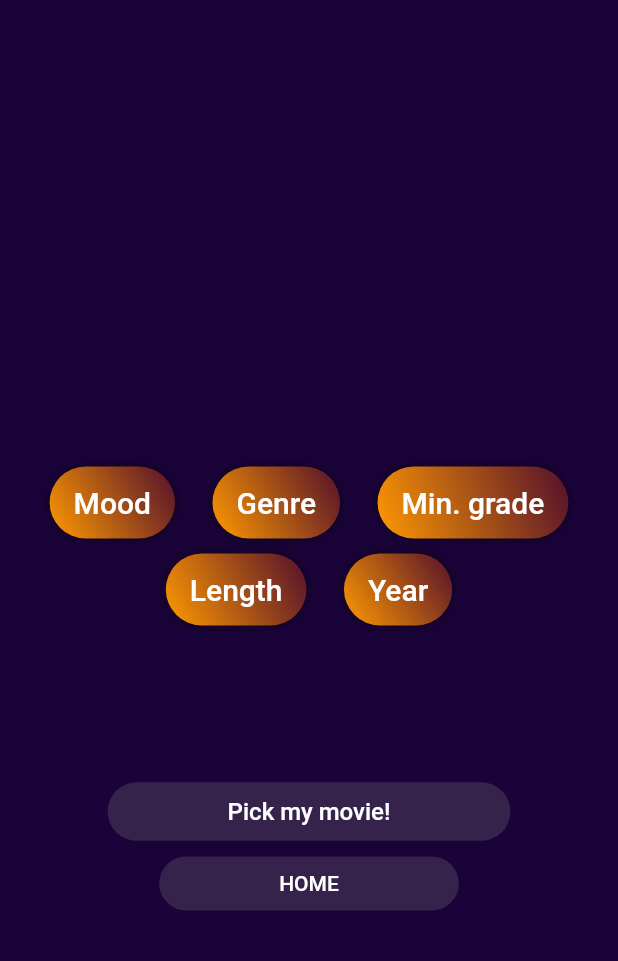
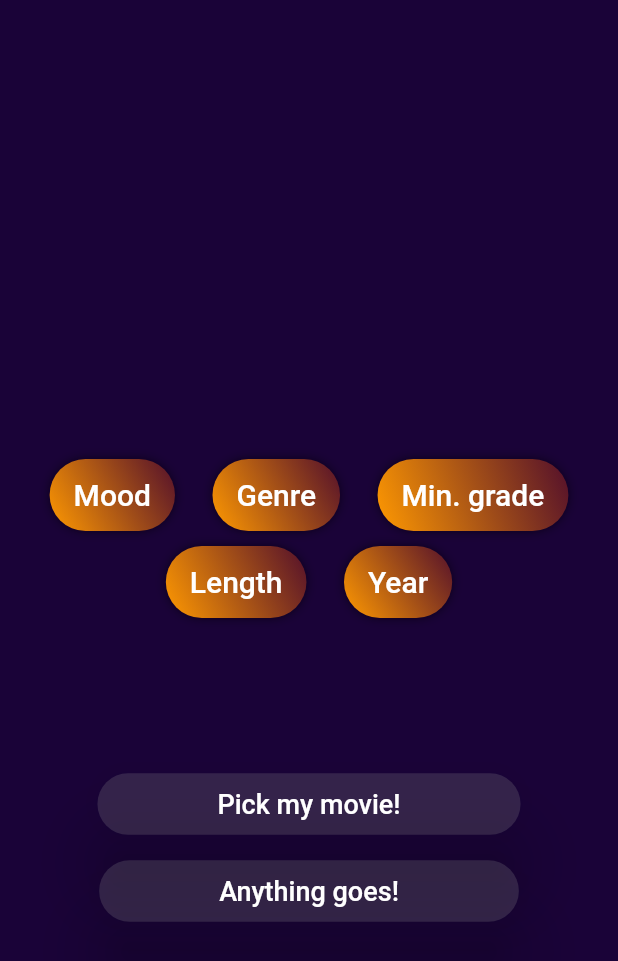
Before and after one commit to DanielaRednic/Moodie, a Flutter app: the HomePage screen opened directly, on a phone screen of 412 x 824 dp. Shown: the top 961 px of the screen. Run offline on Flutter 3.47's test engine with Material 2 defaults, Android fonts, the phone set to English and light mode, and no system bars; our stand-ins replace flutter_svg, youtube_player_flutter.

Commit message:
MO - visual changes

```diff
--- a/lib/Screens/MoviePicker/components/buttons.dart
+++ b/lib/Screens/MoviePicker/components/buttons.dart
@@ -282,7 +282,7 @@ class _HomePageState extends State<HomePage> {
                 Color.fromARGB(255 ,255, 153, 1),
               ],
             ),
-            borderRadius: BorderRadius.circular(100),
+            borderRadius: BorderRadius.circular(25),
             boxShadow: <BoxShadow>[
               BoxShadow(
                 color: Color.fromRGBO(0, 0, 0, 0.57),
@@ -294,6 +294,7 @@ class _HomePageState extends State<HomePage> {
                 primary: Colors.transparent,
                 onSurface: Colors.transparent,
                 shadowColor: Colors.transparent,
+                elevation: 20
             ),
               onPressed: _showMultiSelectMood,
               child: const Text('Mood',style: TextStyle(fontSize: 20.0)),
@@ -322,6 +323,7 @@ class _HomePageState extends State<HomePage> {
                 primary: Colors.transparent,
                 onSurface: Colors.transparent,
                 shadowColor: Colors.transparent,
+                elevation: 20
             ),
               onPressed: _showMultiSelectGenre,
               child: const Text('Genre',style: TextStyle(fontSize: 20.0)),
@@ -350,6 +352,7 @@ class _HomePageState extends State<HomePage> {
                 primary: Colors.transparent,
                 onSurface: Colors.transparent,
                 shadowColor: Colors.transparent,
+                elevation: 20
             ),
               onPressed: _showMultiSelectGrade,
               child: const Text('Min. grade',style: TextStyle(fontSize: 20.0)),
@@ -386,6 +389,7 @@ class _HomePageState extends State<HomePage> {
                 primary: Colors.transparent,
                 onSurface: Colors.transparent,
                 shadowColor: Colors.transparent,
+                elevation: 20
             ),
               onPressed: _showMultiSelectLength,
               child: const Text('Length',style: TextStyle(fontSize: 20.0)),
@@ -414,6 +418,7 @@ class _HomePageState extends State<HomePage> {
                 primary: Colors.transparent,
                 onSurface: Colors.transparent,
                 shadowColor: Colors.transparent,
+                elevation: 20
             ),
               onPressed: _showMultiSelectYear,
               child: const Text('Year',style: TextStyle(fontSize: 20.0)),
@@ -436,30 +441,34 @@ class _HomePageState extends State<HomePage> {
             }
           },
           style: ElevatedButton.styleFrom(
-              primary: Color.fromARGB(60, 141, 141, 141), elevation: 0, padding: const EdgeInsets.fromLTRB(80, 10, 80, 10),
+              primary: Color.fromARGB(60, 141, 141, 141), elevation: 20, padding: const EdgeInsets.fromLTRB(80, 10, 80, 10),
               shape: RoundedRectangleBorder(borderRadius: BorderRadius.circular(29.0))),
           child: Text(
             "Pick my movie!",
-            style: TextStyle(color: Colors.white, fontSize: 16.0),
+            style: TextStyle(color: Colors.white, fontSize: 18.0),
           ),
         ),
+        SizedBox(height: 10),
         ElevatedButton(
-          onPressed: () {
+          onPressed: () async{
+            final jsonResponse= await fetchRequest();
+            if(jsonResponse.isNotEmpty){
             Navigator.push(
               context,
               MaterialPageRoute(
                 builder: (context) {
-                  return WelcomeScreen();
+                  return MovieDetails(info: jsonResponse);
                 },
               ),
             );
+            }
           },
           style: ElevatedButton.styleFrom(
-              primary: Color.fromARGB(60, 141, 141, 141), elevation: 0, padding: const EdgeInsets.fromLTRB(80, 10, 80, 10),
+              primary: Color.fromARGB(60, 141, 141, 141), elevation: 20, padding: const EdgeInsets.fromLTRB(80, 10, 80, 10),
               shape: RoundedRectangleBorder(borderRadius: BorderRadius.circular(29.0))),
           child: Text(
-            "Home".toUpperCase(),
-            style: TextStyle(color: Colors.white),
+            "Anything goes!",
+            style: TextStyle(color: Colors.white, fontSize: 18.0),
           ),
         ),
           ],
--- a/lib/Screens/Welcome/components/login_and_signup.dart
+++ b/lib/Screens/Welcome/components/login_and_signup.dart
@@ -28,7 +28,7 @@ class LoginAndSignupBtn extends StatelessWidget {
               );
             },
             style: ElevatedButton.styleFrom(
-              primary: Color.fromARGB(60, 141, 141, 141), elevation: 0, padding: const EdgeInsets.fromLTRB(80, 10, 80, 10),
+              primary: Color.fromARGB(60, 141, 141, 141), elevation: 20, padding: const EdgeInsets.fromLTRB(80, 10, 80, 10),
               shape: RoundedRectangleBorder(borderRadius: BorderRadius.circular(29.0))),
             child: Text(
               "Login".toUpperCase(),
@@ -49,7 +49,7 @@ class LoginAndSignupBtn extends StatelessWidget {
             );
           },
           style: ElevatedButton.styleFrom(
-              primary: Color.fromARGB(60, 141, 141, 141), elevation: 0, padding: const EdgeInsets.fromLTRB(80, 10, 80, 10),
+              primary: Color.fromARGB(60, 141, 141, 141), elevation: 20, padding: const EdgeInsets.fromLTRB(80, 10, 80, 10),
               shape: RoundedRectangleBorder(borderRadius: BorderRadius.circular(29.0))),
           child: Text(
             "Sign Up".toUpperCase(),
@@ -69,7 +69,7 @@ class LoginAndSignupBtn extends StatelessWidget {
             );
           },
           style: ElevatedButton.styleFrom(
-              primary: Color.fromARGB(60, 141, 141, 141), elevation: 0, padding: const EdgeInsets.fromLTRB(80, 10, 80, 10),
+              primary: Color.fromARGB(60, 141, 141, 141), elevation: 20, padding: const EdgeInsets.fromLTRB(80, 10, 80, 10),
               shape: RoundedRectangleBorder(borderRadius: BorderRadius.circular(29.0))),
           child: Text(
             "Movie Picker".toUpperCase(),
```
Also changed, not shown: lib/Screens/Login/components/login_form.dart (+5 -5 lines), lib/Screens/MovieDetails/components/generated_movie.dart (+10 -11 lines), lib/Screens/SignUp/components/signup_form.dart (+36 -19 lines), 1 other file.
